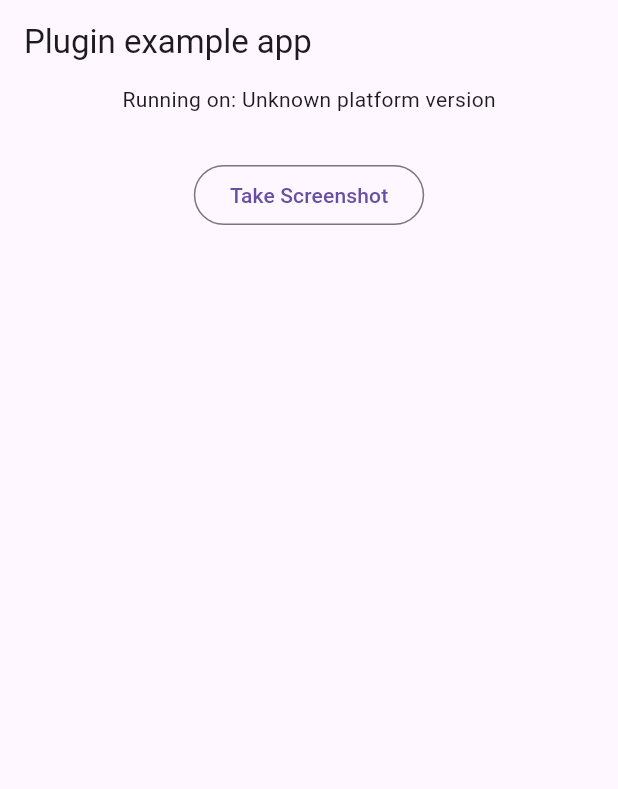
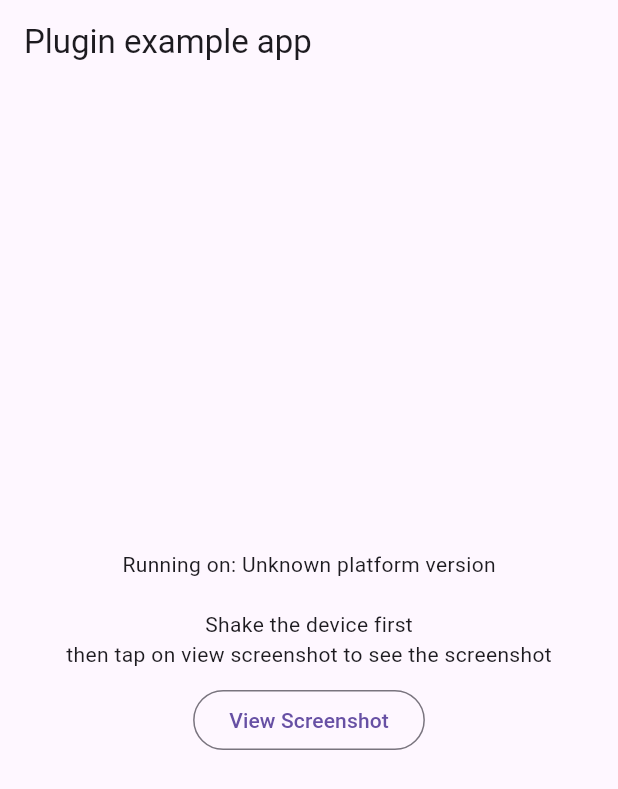
Before and after one commit to droiddumbledore/QuashFlutterSDK, a Flutter app: the screen it shows after launch, on a phone screen of 412 x 824 dp. Shown: the top 789 px of the screen. Run offline on Flutter 3.47's test engine with Material 3 defaults, Android fonts, the phone set to English and light mode, and no system bars; our stand-ins replace plugin_platform_interface, sensors_plus; missing offline and left inert: dart:ffi.

Commit message:
Shake detection using sensor_plus added

```diff
--- a/example/lib/main.dart
+++ b/example/lib/main.dart
@@ -16,15 +16,16 @@ class MyApp extends StatefulWidget {
 }
 
 class _MyAppState extends State<MyApp> {
-
   String _platformVersion = 'Unknown';
   final _quashFlutterSdkPlugin = QuashFlutterSdk();
   bool visible = false;
+  ScreenShotOnShake screenShotOnShake = ScreenShotOnShake();
 
   @override
   void initState() {
     super.initState();
     initPlatformState();
+    screenShotOnShake.initialize();
   }
 
   // Platform messages are asynchronous, so we initialize in an async method.
@@ -33,8 +34,8 @@ class _MyAppState extends State<MyApp> {
     // Platform messages may fail, so we use a try/catch PlatformException.
     // We also handle the message potentially returning null.
     try {
-      platformVersion =
-          await _quashFlutterSdkPlugin.getPlatformVersion() ?? 'Unknown platform version';
+      platformVersion = await _quashFlutterSdkPlugin.getPlatformVersion() ??
+          'Unknown platform version';
     } on PlatformException {
       platformVersion = 'Failed to get platform version.';
     }
@@ -56,36 +57,42 @@ class _MyAppState extends State<MyApp> {
         appBar: AppBar(
           title: const Text('Plugin example app'),
         ),
-        body: SingleChildScrollView(
-          child: Column(
+        body: Column(
           mainAxisSize: MainAxisSize.max,
           mainAxisAlignment: MainAxisAlignment.center,
           children: [
             Text('Running on: $_platformVersion\n'),
-              const SizedBox(height: 10,),
-              OutlinedButton(onPressed: () {
+            const Text('Shake the device first'),
+            const Text('then tap on view screenshot to see the screenshot'),
+            const SizedBox(
+              height: 10,
+            ),
+            OutlinedButton(
+                onPressed: () {
                   setState(() {
                     visible = true;
                   });
-              }, child: const Text('Take Screenshot')),
-              const SizedBox(height: 10,),
-              visible ? FutureBuilder<Uint8List>(
-                  future: _quashFlutterSdkPlugin.getScreenShot(),
-                  builder: (BuildContext context, AsyncSnapshot<Uint8List> snapshot) {
-                    if (snapshot.hasData) {
-                      print(snapshot.data);
-                      final Uint8List = snapshot.data!;
-                      // Convert the byte array to an image and display it
-                      return Image.memory(Uint8List);
-                    } else if (snapshot.hasError) {
-                      return Center(child: Text('Error: ${snapshot.error}'));
-                    } else {
-                      return const Center(child: CircularProgressIndicator());
-                    }
-                  }
-              ) : Container()
+                },
+                child: const Text('View Screenshot')),
+            const SizedBox(
+              height: 10,
+            ),
+            visible
+                ? screenShotOnShake.screenShot.isNotEmpty
+                ? Center(
+                child: Container(
+                    decoration: BoxDecoration(
+                      border: Border.all(),
+                    ),
+                    child: Image.memory(
+                      screenShotOnShake.screenShot,
+                      height: MediaQuery.of(context).size.height * 0.5,
+                    )))
+                : const Center(
+              child: Text('Device was not shaken'),
+            )
+                : Container()
           ],
-          ),
         ),
       ),
     );
--- a/lib/quash_flutter_sdk.dart
+++ b/lib/quash_flutter_sdk.dart
@@ -1,5 +1,10 @@
+import 'dart:ui' as ui;
+import 'dart:async';
+import 'dart:typed_data';
 
-import 'dart:typed_data';
+import 'package:flutter/material.dart';
+import 'package:flutter/rendering.dart';
+import 'package:sensors_plus/sensors_plus.dart';
 
 import 'quash_flutter_sdk_platform_interface.dart';
 
@@ -13,3 +18,21 @@ class QuashFlutterSdk {
     return QuashFlutterSdkPlatform.instance.getScreenShot();
   }
 }
+
+class ScreenShotOnShake {
+  late Uint8List screenShot;
+
+  void initialize() {
+    print("Initialized screenshot on shake");
+    accelerometerEventStream().listen((event) {
+      if (event.x.abs() > 10 || event.y.abs() > 10 || event.z.abs() > 10) {
+        print("Device was shook!");
+        captureScreenShot();
+      }
+    });
+  }
+
+  Future<void> captureScreenShot() async{
+    screenShot = await QuashFlutterSdkPlatform.instance.getScreenShot();
+  }
+}
--- a/pubspec.yaml
+++ b/pubspec.yaml
@@ -11,6 +11,7 @@ dependencies:
   flutter:
     sdk: flutter
   plugin_platform_interface: ^2.0.2
+  sensors_plus: ^4.0.2
 
 dev_dependencies:
   flutter_test:
```
Also changed, not shown: example/lib/screens/splash_screen.dart (added), example/pubspec.lock, 1 other file. Lines whose indentation alone changed are shown as unchanged.
